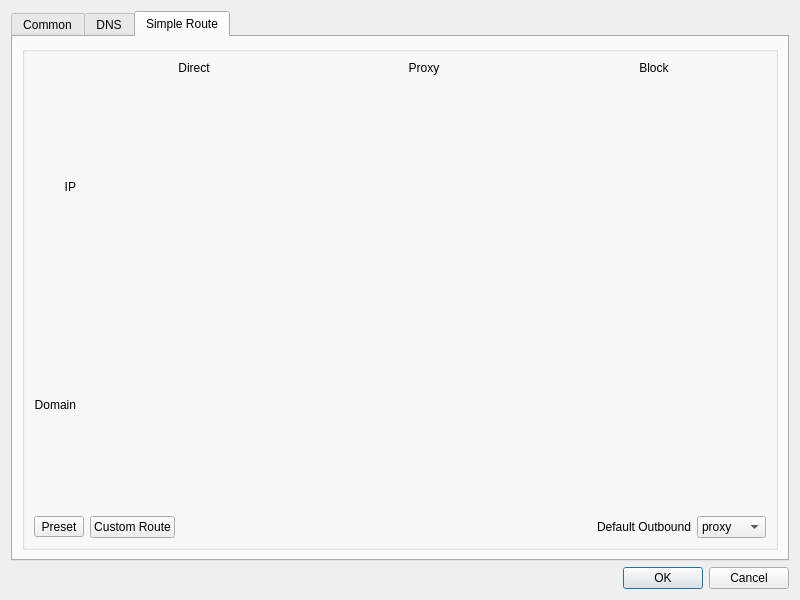
This is src/ui/dialog_manage_routes.ui in Ogstra/proxor as Qt 5 draws it before an edit. The edited form follows.
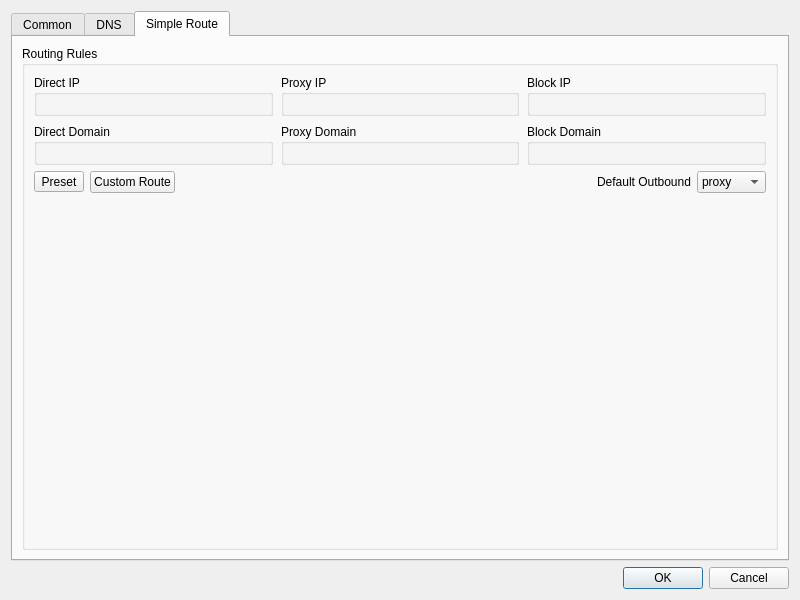
This is the edited form. The open tabs and pages were chosen to show the change.

The edit to the form file:
```diff
--- a/src/ui/dialog_manage_routes.ui
+++ b/src/ui/dialog_manage_routes.ui
@@ -418,77 +418,66 @@
       </attribute>
       <layout class="QVBoxLayout" name="verticalLayout_6">
        <item>
-        <widget class="QGroupBox" name="gb2">
-         <layout class="QVBoxLayout" name="verticalLayout_2">
+          <widget class="QGroupBox" name="gb2">
+           <property name="title">
+            <string>Routing Rules</string>
+           </property>
+           <layout class="QVBoxLayout" name="verticalLayout_2">
           <item>
-           <layout class="QGridLayout" name="gridLayout_3" rowstretch="0,1,1" columnstretch="0,1,1,1">
-            <item row="0" column="3">
-             <widget class="QLabel" name="label_82">
-              <property name="text">
-               <string>Block</string>
+           <layout class="QGridLayout" name="gridLayout_3" columnstretch="1,1,1">
+            <property name="horizontalSpacing">
+             <number>8</number>
+            </property>
+            <property name="verticalSpacing">
+             <number>8</number>
+            </property>
+            <item row="0" column="0">
+             <widget class="QGroupBox" name="directIpBox">
+              <property name="title">
+               <string>Direct IP</string>
               </property>
-              <property name="alignment">
-               <set>Qt::AlignCenter</set>
-              </property>
+              <layout class="QGridLayout" name="directIPLayout"/>
              </widget>
             </item>
-            <item row="2" column="3">
-             <layout class="QGridLayout" name="blockTxtLayout"/>
-            </item>
             <item row="0" column="1">
-             <widget class="QLabel" name="label_80">
-              <property name="text">
-               <string>Direct</string>
+             <widget class="QGroupBox" name="proxyIpBox">
+              <property name="title">
+               <string>Proxy IP</string>
               </property>
-              <property name="alignment">
-               <set>Qt::AlignCenter</set>
-              </property>
+              <layout class="QGridLayout" name="proxyIPLayout"/>
              </widget>
             </item>
-            <item row="2" column="0">
-             <widget class="QLabel" name="label_7">
-              <property name="text">
-               <string>Domain</string>
-              </property>
-              <property name="alignment">
-               <set>Qt::AlignRight|Qt::AlignTrailing|Qt::AlignVCenter</set>
-              </property>
-             </widget>
-            </item>
-            <item row="2" column="1">
-             <layout class="QGridLayout" name="directTxtLayout"/>
-            </item>
-            <item row="1" column="2">
-             <layout class="QGridLayout" name="proxyIPLayout"/>
-            </item>
             <item row="0" column="2">
-             <widget class="QLabel" name="label_81">
-              <property name="text">
-               <string>Proxy</string>
+             <widget class="QGroupBox" name="blockIpBox">
+              <property name="title">
+               <string>Block IP</string>
               </property>
-              <property name="alignment">
-               <set>Qt::AlignCenter</set>
-              </property>
+              <layout class="QGridLayout" name="blockIPLayout"/>
              </widget>
             </item>
-            <item row="2" column="2">
-             <layout class="QGridLayout" name="proxyTxtLayout"/>
-            </item>
-            <item row="1" column="3">
-             <layout class="QGridLayout" name="blockIPLayout"/>
-            </item>
             <item row="1" column="0">
-             <widget class="QLabel" name="label_2">
-              <property name="text">
-               <string>IP</string>
+             <widget class="QGroupBox" name="directDomainBox">
+              <property name="title">
+               <string>Direct Domain</string>
               </property>
-              <property name="alignment">
-               <set>Qt::AlignRight|Qt::AlignTrailing|Qt::AlignVCenter</set>
-              </property>
+              <layout class="QGridLayout" name="directTxtLayout"/>
              </widget>
             </item>
             <item row="1" column="1">
-             <layout class="QGridLayout" name="directIPLayout"/>
+             <widget class="QGroupBox" name="proxyDomainBox">
+              <property name="title">
+               <string>Proxy Domain</string>
+              </property>
+              <layout class="QGridLayout" name="proxyTxtLayout"/>
+             </widget>
+            </item>
+            <item row="1" column="2">
+             <widget class="QGroupBox" name="blockDomainBox">
+              <property name="title">
+               <string>Block Domain</string>
+              </property>
+              <layout class="QGridLayout" name="blockTxtLayout"/>
+             </widget>
             </item>
            </layout>
           </item>
@@ -597,6 +586,19 @@
             </item>
            </layout>
           </item>
+          <item>
+           <spacer name="verticalSpacer_routes">
+            <property name="orientation">
+             <enum>Qt::Vertical</enum>
+            </property>
+            <property name="sizeHint" stdset="0">
+             <size>
+              <width>20</width>
+              <height>8</height>
+             </size>
+            </property>
+           </spacer>
+          </item>
          </layout>
         </widget>
        </item>
```
